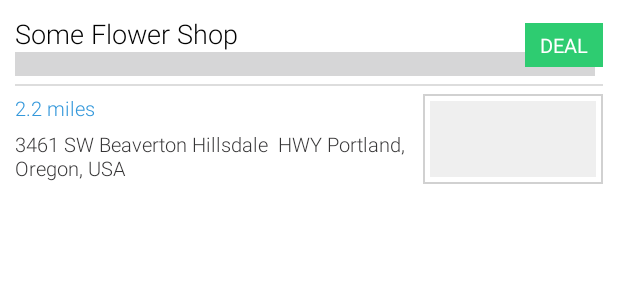
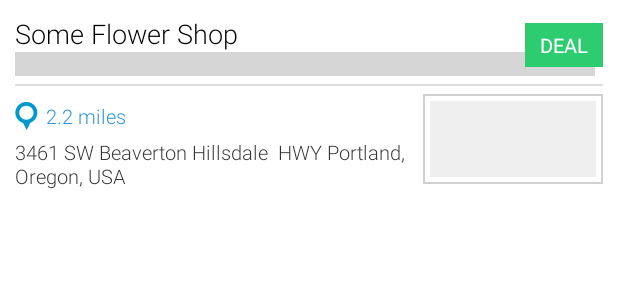
Before and after one commit to shubhamsharmacs/DrawerWithSwipeTabs, an Android app: the layout simple_list_item_listing.xml on its own in the app's theme, with its tools: preview values and no code run, on a phone screen of 412 x 824 dp. Shown: the top 300 px of the screen. Run offline under Robolectric (Android 15) with nearby library versions, the phone set to English and light mode, and no system bars.

Commit message:
Adds pin to listing results context

```diff
--- a/eDirectory/src/main/res/layout/simple_list_item_listing.xml
+++ b/eDirectory/src/main/res/layout/simple_list_item_listing.xml
@@ -60,13 +60,25 @@
         android:layout_width="fill_parent"
         android:layout_height="wrap_content">
 
+        <ImageView
+            android:id="@+id/imagePin"
+            android:src="@drawable/ic_pin_context"
+            android:layout_width="wrap_content"
+            android:layout_height="wrap_content"
+            android:layout_marginTop="@dimen/spacingSmall"
+            android:layout_marginBottom="@dimen/spacingSmall" />
+
         <TextView
-            android:layout_marginBottom="@dimen/spacingSmall"
             style="@style/listingResultTextDistance"
             android:layout_width="wrap_content"
             android:layout_height="wrap_content"
             android:text="2.2 miles"
-            android:id="@id/listingDistance" />
+            android:id="@id/listingDistance"
+            android:layout_toRightOf="@+id/imagePin"
+            android:layout_marginLeft="@dimen/spacingSmall"
+            android:layout_alignBottom="@+id/imagePin"
+            android:gravity="center_vertical"
+            android:layout_alignTop="@+id/imagePin" />
 
         <TextView
             style="@style/listingResultTextAddress"
@@ -74,7 +86,7 @@
             android:layout_height="wrap_content"
             android:text="3461 SW Beaverton Hillsdale  HWY Portland, Oregon, USA"
             android:id="@id/listingAddress"
-            android:layout_below="@id/listingDistance"
+            android:layout_below="@+id/imagePin"
             android:layout_alignParentLeft="true"
             android:layout_toLeftOf="@id/listingImage" />
 
```
Also changed, not shown: eDirectory/src/main/res/drawable-hdpi/ic_pin_context.png (added), eDirectory/src/main/res/drawable-mdpi/ic_pin_context.png (added), eDirectory/src/main/res/drawable-xhdpi/ic_pin_context.png (added).
